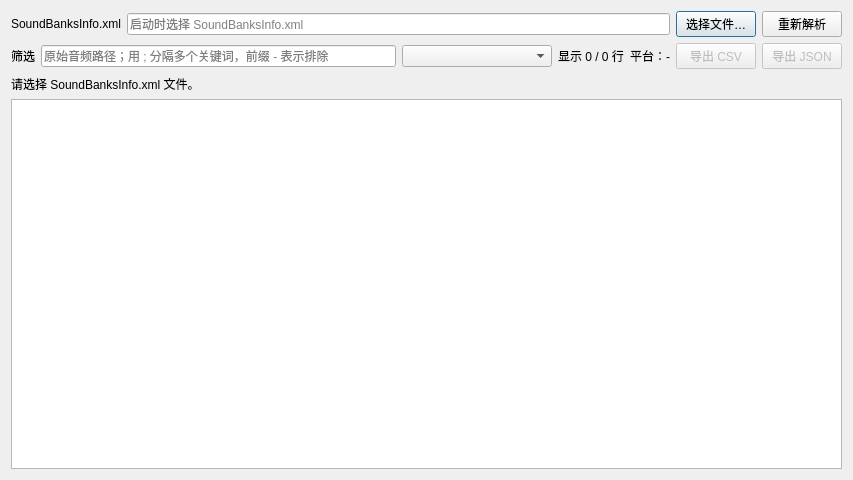
First picture: the form in ui/MediaDuplicate.ui, repository victor647/WAAPI_Tools, before the edit.
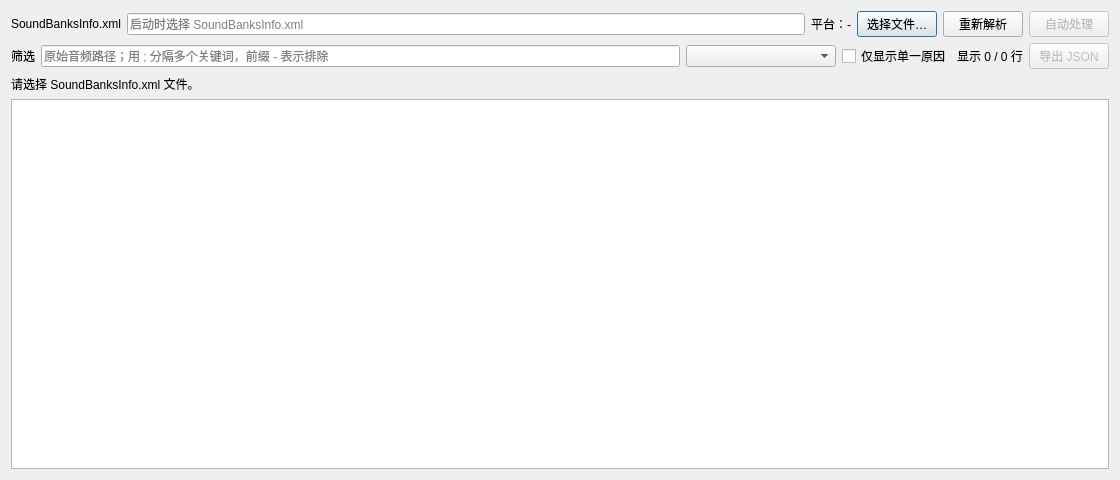
Second picture: the form after the edit.

What changed in the file:
```diff
--- a/ui/MediaDuplicate.ui
+++ b/ui/MediaDuplicate.ui
@@ -6,7 +6,7 @@
    <rect>
     <x>0</x>
     <y>0</y>
-    <width>853</width>
+    <width>1120</width>
     <height>480</height>
    </rect>
   </property>
@@ -39,6 +39,13 @@
        </property>
       </widget>
      </item>
+     <item>
+      <widget class="QLabel" name="lblPlatform">
+       <property name="text">
+        <string>平台：-</string>
+       </property>
+      </widget>
+     </item>
      <item>
       <widget class="QPushButton" name="btnChooseFile">
        <property name="text">
@@ -56,6 +63,19 @@
        </property>
       </widget>
      </item>
+     <item>
+      <widget class="QPushButton" name="btnAutoFix">
+       <property name="enabled">
+        <bool>false</bool>
+       </property>
+       <property name="toolTip">
+        <string>自动处理当前筛选结果中的循环设置、淡入淡出和效果器渲染问题；所有修改合并为一个撤销组。</string>
+       </property>
+       <property name="text">
+        <string>自动处理</string>
+       </property>
+      </widget>
+     </item>
     </layout>
    </item>
    <item>
@@ -83,7 +103,17 @@
         </size>
        </property>
        <property name="toolTip">
-        <string>只显示包含所选重复原因的项目；多原因项目命中任意一个即显示。</string>
+        <string>只显示包含所选重复原因的项目；多原因项目命中任意一个即显示（勾选“仅显示单一原因”后隐藏）。</string>
+       </property>
+      </widget>
+     </item>
+     <item>
+      <widget class="QCheckBox" name="cbxSingleCauseOnly">
+       <property name="toolTip">
+        <string>只显示仅命中一个重复原因的项目，隐藏多原因项目。</string>
+       </property>
+       <property name="text">
+        <string>仅显示单一原因</string>
        </property>
       </widget>
      </item>
@@ -94,26 +124,6 @@
        </property>
       </widget>
      </item>
-     <item>
-      <widget class="QLabel" name="lblPlatform">
-       <property name="text">
-        <string>平台：-</string>
-       </property>
-      </widget>
-     </item>
-     <item>
-      <widget class="QPushButton" name="btnExportCsv">
-       <property name="enabled">
-        <bool>false</bool>
-       </property>
-       <property name="toolTip">
-        <string>导出当前筛选结果（保持当前排序），CSV 使用 UTF-8 编码。</string>
-       </property>
-       <property name="text">
-        <string>导出 CSV</string>
-       </property>
-      </widget>
-     </item>
      <item>
       <widget class="QPushButton" name="btnExportJson">
        <property name="enabled">
```
Left out of the diff: 2 changed lines with no effect on the pictures.
